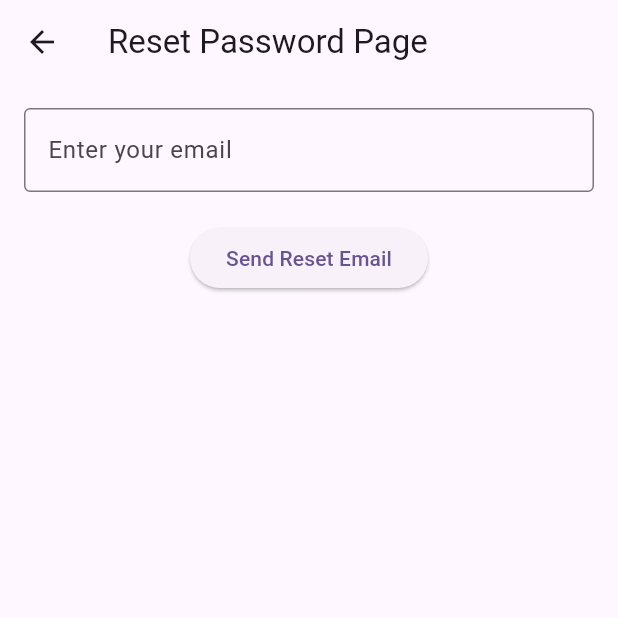
After one commit to iqbal-hossain-01/hundred_flutter_logic, a Flutter app: the screen it shows after launch, after a tap on "Go to Password Reset Page", on a phone screen of 412 x 824 dp, the top half of it. The commit adds this screen. Run offline on Flutter 3.47's test engine with Material 3 defaults, Android fonts, the phone set to English and light mode, and no system bars; our stand-ins replace firebase_auth, firebase_core; accounts and stored records are empty; network calls fail.

Commit message:
password reset, session management added

```diff
--- a/lib/features/auth_logic/pages/login_logic.dart
+++ b/lib/features/auth_logic/pages/login_logic.dart
@@ -32,6 +32,8 @@ class _LoginLogicState extends State<LoginLogic> {
           content: Text('Login Failed: $e'),
         ),
       );
+    } finally {
+      Navigator.pop(context);
     }
   }
 
--- /dev/null
+++ b/lib/features/auth_logic/pages/password_reset_logic.dart
@@ -0,0 +1,59 @@
+import 'package:firebase_auth/firebase_auth.dart';
+import 'package:flutter/material.dart';
+
+class PasswordResetLogic extends StatefulWidget {
+  static const String routeName = '/resetPassword';
+  const PasswordResetLogic({super.key});
+
+  @override
+  State<PasswordResetLogic> createState() => _PasswordResetLogicState();
+}
+
+class _PasswordResetLogicState extends State<PasswordResetLogic> {
+  final TextEditingController _emailController = TextEditingController();
+  final FirebaseAuth _firebaseAuth = FirebaseAuth.instance;
+
+  Future<void> resetPassword() async {
+    try {
+      await _firebaseAuth.sendPasswordResetEmail(
+          email: _emailController.text.trim());
+      ScaffoldMessenger.of(context).showSnackBar(
+        SnackBar(
+          content: Text(
+              'Password reset email sent to ${_emailController.text.trim()}'),
+        ),
+      );
+    } catch (e) {
+      ScaffoldMessenger.of(context)
+          .showSnackBar(SnackBar(content: Text('error: ${e.toString()}')));
+    } finally {
+      Navigator.pop(context);
+    }
+  }
+
+  @override
+  Widget build(BuildContext context) {
+    return Scaffold(
+      appBar: AppBar(title: const Text('Reset Password Page')),
+      body: Padding(
+        padding: const EdgeInsets.all(16.0),
+        child: Column(
+          children: [
+            TextField(
+              controller: _emailController,
+              decoration: const InputDecoration(
+                labelText: 'Enter your email',
+                border: OutlineInputBorder(),
+              ),
+            ),
+            const SizedBox(height: 20),
+            ElevatedButton(
+              onPressed: resetPassword,
+              child: const Text('Send Reset Email'),
+            ),
+          ],
+        ),
+      ),
+    );
+  }
+}
--- a/lib/main.dart
+++ b/lib/main.dart
@@ -2,6 +2,8 @@ import 'package:firebase_core/firebase_core.dart';
 import 'package:flutter/material.dart';
 import 'package:hundred_flutter_logic/core/widgets/home_page_item_view.dart';
 import 'package:hundred_flutter_logic/features/auth_logic/pages/login_logic.dart';
+import 'package:hundred_flutter_logic/features/auth_logic/pages/password_reset_logic.dart';
+import 'package:hundred_flutter_logic/features/auth_logic/pages/session_management_page.dart';
 import 'package:hundred_flutter_logic/features/auth_logic/pages/signin_logic.dart';
 import 'package:hundred_flutter_logic/firebase_options.dart';
 
@@ -26,16 +28,18 @@ class MyApp extends StatelessWidget {
       ),
       initialRoute: MyHomePage.routeName,
       routes: {
+        SessionManagementPage.routeName: (context) => const SessionManagementPage(),
         MyHomePage.routeName: (context) => const MyHomePage(),
         LoginLogic.routeName: (context) => const LoginLogic(),
         SignInLogic.routeName: (context) => const SignInLogic(),
+        PasswordResetLogic.routeName: (context) => const PasswordResetLogic(),
       },
     );
   }
 }
 
 class MyHomePage extends StatelessWidget {
-  static const String routeName = '/';
+  static const String routeName = '/home';
 
   const MyHomePage({super.key});
 
@@ -59,7 +63,19 @@ class MyHomePage extends StatelessWidget {
             routeName: () {
               Navigator.pushNamed(context, SignInLogic.routeName);
             },
-            title: 'Go to SignIn   Page',
+            title: 'Go to SignIn Page',
+          ),
+          HomePageItemView(
+            routeName: () {
+              Navigator.pushNamed(context, PasswordResetLogic.routeName);
+            },
+            title: 'Go to Password Reset Page',
+          ),
+          HomePageItemView(
+            routeName: () {
+              Navigator.pushNamed(context, SessionManagementPage.routeName);
+            },
+            title: 'Go to Session Management Page',
           ),
         ],
       ),
```
Also changed, not shown: lib/features/auth_logic/pages/session_management_page.dart (added, +48 -0 lines).
